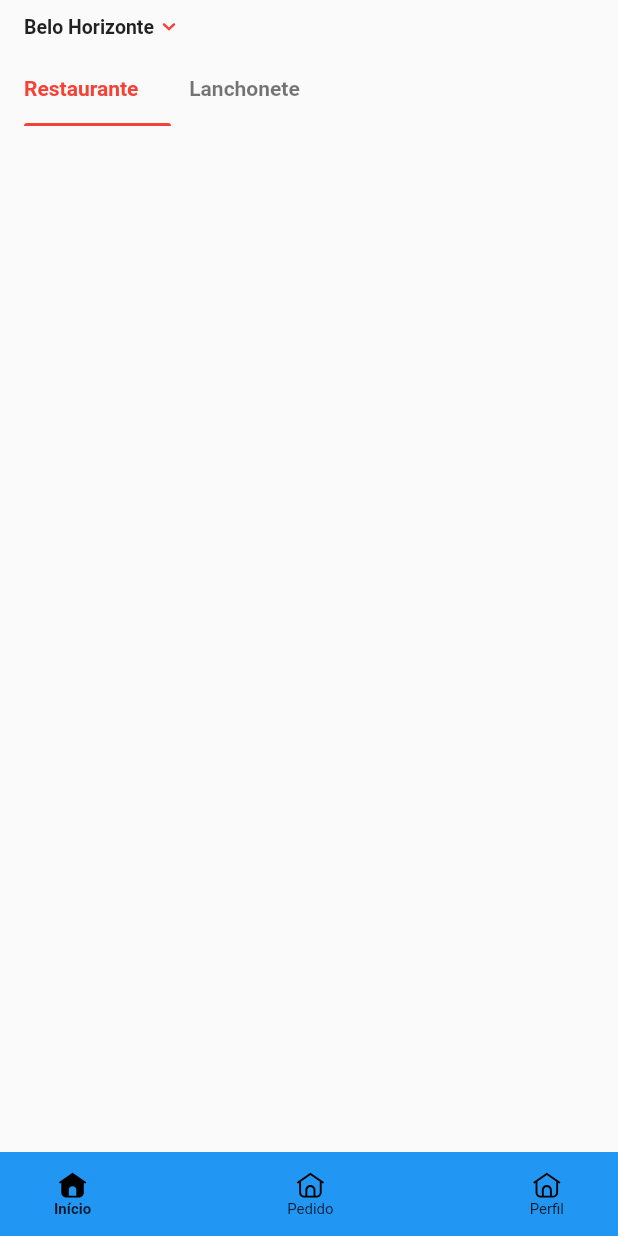
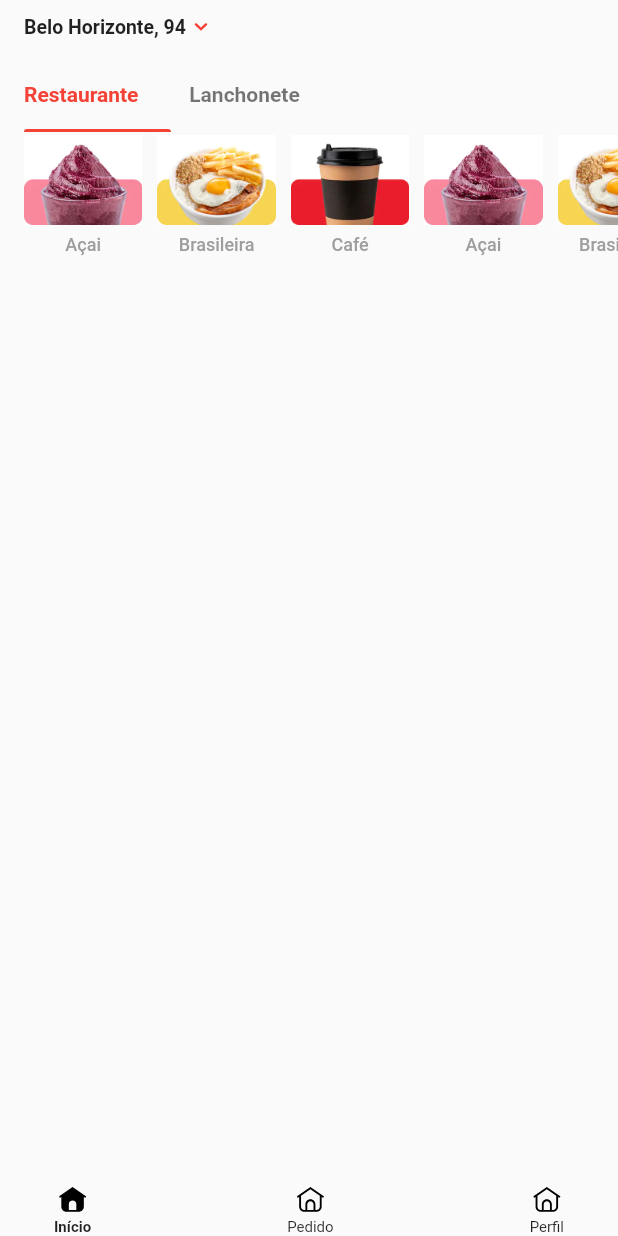
Before and after one commit to tuliotorres7/clone-Ifood, a Flutter app: the screen it shows after launch, on a phone screen of 412 x 824 dp. Run offline on Flutter 3.47's test engine with Material 2 defaults, Android fonts, the light colour scheme and no system bars; our stand-ins replace flutter_svg, tab_indicator_styler; Roboto replaces fonts that are missing (Nunito-Sans).

Commit message:
fix: video 3

```diff
--- /dev/null
+++ b/lib/controllers/conteudo_controller.dart
@@ -0,0 +1,15 @@
+import 'package:digi_ofertas/core/theme/app_imagens.dart';
+import 'package:digi_ofertas/models/categoria.dart';
+
+class ConteudoController {
+  List<Categoria> getCategorias() {
+    return [
+      Categoria(nome: 'Açai', imagem: AppImagens.acai),
+      Categoria(nome: 'Brasileira', imagem: AppImagens.brasileira),
+      Categoria(nome: 'Café', imagem: AppImagens.cafe),
+      Categoria(nome: 'Açai', imagem: AppImagens.acai),
+      Categoria(nome: 'Brasileira', imagem: AppImagens.brasileira),
+      Categoria(nome: 'Café', imagem: AppImagens.cafe),
+    ];
+  }
+}
--- a/lib/core/theme/app_cores.dart
+++ b/lib/core/theme/app_cores.dart
@@ -4,5 +4,6 @@ class AppCores {
   static const MaterialColor corPrimaria = Colors.red;
   static const Color black = Colors.black;
   static const Color black54 = Colors.black54;
+  static const Color grey = Colors.grey;
   static const Color white = Colors.white;
 }
--- /dev/null
+++ b/lib/core/theme/app_imagens.dart
@@ -0,0 +1,7 @@
+const String pathIcons = 'assets/imagens/';
+
+class AppImagens {
+  static const acai = '${pathIcons}categorias/acai.jpeg';
+  static const brasileira = '${pathIcons}categorias/brasileira.jpeg';
+  static const cafe = '${pathIcons}categorias/cafe.jpeg';
+}
--- a/lib/core/theme/app_tipografia.dart
+++ b/lib/core/theme/app_tipografia.dart
@@ -5,6 +5,10 @@ import 'app_cores.dart';
 class AppTipografia {
   static TextStyle? bodyText(BuildContext context) {
     return Theme.of(context).textTheme.bodyText1;
+  }
+
+  static TextStyle? small(BuildContext context) {
+    return Theme.of(context).textTheme.bodyText1?.copyWith(fontSize: 12);
   }
 
   static TextStyle? bodyTextBold(BuildContext context) {
--- /dev/null
+++ b/lib/models/categoria.dart
@@ -0,0 +1,54 @@
+import 'dart:convert';
+
+class Categoria {
+  final String nome;
+  final String imagem;
+  Categoria({
+    required this.nome,
+    required this.imagem,
+  });
+
+  Categoria copyWith({
+    String? nome,
+    String? imagem,
+  }) {
+    return Categoria(
+      nome: nome ?? this.nome,
+      imagem: imagem ?? this.imagem,
+    );
+  }
+
+  Map<String, dynamic> toMap() {
+    final result = <String, dynamic>{};
+
+    result.addAll({'nome': nome});
+    result.addAll({'imagem': imagem});
+
+    return result;
+  }
+
+  factory Categoria.fromMap(Map<String, dynamic> map) {
+    return Categoria(
+      nome: map['nome'] ?? '',
+      imagem: map['imagem'] ?? '',
+    );
+  }
+
+  String toJson() => json.encode(toMap());
+
+  factory Categoria.fromJson(String source) =>
+      Categoria.fromMap(json.decode(source));
+
+  @override
+  String toString() => 'Categoria(nome: $nome, imagem: $imagem)';
+
+  @override
+  bool operator ==(Object other) {
+    if (identical(this, other)) return true;
+
+    return other is Categoria && other.nome == nome && other.imagem == imagem;
+  }
+
+  @override
+  int get hashCode => nome.hashCode ^ imagem.hashCode;
+}
--- a/lib/views/content/componentes/botao_navigate_component.dart
+++ b/lib/views/content/componentes/botao_navigate_component.dart
@@ -16,7 +16,6 @@ class BotaoNavegacaoComponent extends StatelessWidget {
   @override
   Widget build(BuildContext context) {
     return Container(
-        decoration: BoxDecoration(color: Colors.blue),
         child: Column(
       children: [
         Padding(
@@ -31,7 +30,6 @@ class BotaoNavegacaoComponent extends StatelessWidget {
                 .toList(),
           ),
         ),
-            SizedBox(height: MediaQuery.of(context).padding.bottom)
       ],
     ));
   }
@@ -73,10 +71,10 @@ class BotaoNavegacaoItemComponent extends StatelessWidget {
     return GestureDetector(
         onTap: onTap,
         child: Padding(
-          padding: const EdgeInsets.all(12),
+          padding: const EdgeInsets.symmetric(horizontal: 12),
           child: Column(children: [
             AppIcon(isAtivo ? iconeAtivo : icone,
-                color: Colors.black, size: Size(20, 20)),
+                color: Colors.black, size: Size(20, 25)),
             Text(label,
                 style: TextStyle(
                     fontSize: 10,
--- /dev/null
+++ b/lib/views/content/componentes/item_categoria_component.dart
@@ -0,0 +1,32 @@
+import 'package:digi_ofertas/models/categoria.dart';
+import 'package:flutter/material.dart';
+
+import 'package:digi_ofertas/core/theme/app_cores.dart';
+import 'package:digi_ofertas/core/theme/app_imagens.dart';
+import 'package:digi_ofertas/core/theme/app_tipografia.dart';
+
+class ItemCategoriaComponent extends StatelessWidget {
+  final Categoria categoria;
+  const ItemCategoriaComponent({Key? key, required this.categoria})
+      : super(key: key);
+
+  @override
+  Widget build(BuildContext context) {
+    return Column(
+      mainAxisSize: MainAxisSize.min,
+      children: [
+        Image.asset(
+          categoria.imagem,
+          height: 60,
+        ),
+        Padding(
+          padding: EdgeInsets.only(top: 6),
+          child: Text(
+            categoria.nome,
+            style: AppTipografia.small(context)?.copyWith(color: AppCores.grey),
+          ),
+        )
+      ],
+    );
+  }
+}
--- a/lib/views/content/content_page.dart
+++ b/lib/views/content/content_page.dart
@@ -1,10 +1,10 @@
-import 'package:digi_ofertas/core/theme/app_cores.dart';
+import 'package:digi_ofertas/controllers/conteudo_controller.dart';
 import 'package:digi_ofertas/core/theme/app_icons.dart';
-import 'package:digi_ofertas/core/theme/app_tipografia.dart';
+import 'package:digi_ofertas/models/categoria.dart';
 import 'package:digi_ofertas/views/content/componentes/botao_navigate_component.dart';
 import 'package:digi_ofertas/views/content/componentes/conteudo_tab_bar_component.dart';
+import 'package:digi_ofertas/views/content/componentes/item_categoria_component.dart';
 import 'package:flutter/material.dart';
-import 'package:tab_indicator_styler/tab_indicator_styler.dart';
 
 import 'componentes/cabecalho_local_component.dart';
 
@@ -16,9 +16,13 @@ class ContentPage extends StatefulWidget {
 class _ContentPageState extends State<ContentPage>
     with SingleTickerProviderStateMixin {
   late TabController tabController;
+  final controller = ConteudoController();
+  late List<Categoria> categorias;
+
   @override
   void initState() {
     tabController = TabController(length: 2, vsync: this);
+    categorias = controller.getCategorias();
     super.initState();
   }
 
@@ -27,17 +31,48 @@ class _ContentPageState extends State<ContentPage>
   @override
   Widget build(BuildContext context) {
     return Scaffold(
-      body: Column(
-        children: [
+        body: SafeArea(
+      child: NestedScrollView(
+        physics: BouncingScrollPhysics(),
+        headerSliverBuilder: (context, innerBoxIsScrolled) {
+          return [
+            CabecalhoLocalComponent(localizacao: "Belo Horizonte, 94"),
+            ConteudoTabBarComponent(
+                controller: tabController, onTap: (index) {})
+          ];
+        },
+        body: Column(children: [
           Expanded(
-            child: Column(
-              children: [
-                CabecalhoLocalComponent(
-                  localizacao: "Belo Horizonte",
-                ),
-                ConteudoTabBarComponent(
-                    controller: tabController, onTap: (index) {})
-              ],
+            child: RefreshIndicator(
+              onRefresh: () async {
+                return await Future.value();
+              },
+              child: CustomScrollView(
+                physics: BouncingScrollPhysics(),
+                slivers: [
+                  SliverToBoxAdapter(
+                    child: SizedBox(
+                      height: 86,
+                      child: ListView.builder(
+                        itemCount: categorias.length,
+                        scrollDirection: Axis.horizontal,
+                        physics: BouncingScrollPhysics(),
+                        itemBuilder: (BuildContext context, int index) {
+                          return Padding(
+                            padding: EdgeInsets.only(
+                                left: index == 0 ? 16 : 0,
+                                right:
+                                    index == categorias.length - 1 ? 16 : 10),
+                            child: ItemCategoriaComponent(
+                              categoria: categorias[index],
+                            ),
+                          );
+                        },
+                      ),
+                    ),
+                  ),
+                ],
+              ),
             ),
           ),
           BotaoNavegacaoComponent(
@@ -61,8 +96,8 @@ class _ContentPageState extends State<ContentPage>
                     iconeAtivo: AppIcons.homeActive,
                     icone: AppIcons.home),
               ]),
-        ],
+        ]),
       ),
-    );
+    ));
   }
 }
--- a/pubspec.yaml
+++ b/pubspec.yaml
@@ -51,8 +51,8 @@ flutter:
     - "assets/icons/"
     - "assets/icons/botoes/"
     - "assets/icons/ordenacao/"
-    - "assets/images/"
-    # - "assets/images/categorias"
+    - "assets/imagens/"
+    - "assets/imagens/categorias/"
 
   fonts:
     - family: "Nunito Sans"
```
Also changed, not shown: lib/views/content/componentes/cabecalho_local_component.dart (+28 -8 lines), lib/views/content/componentes/conteudo_tab_bar_component.dart (+27 -0 lines), assets/imagens/banner1.jpeg (renamed from assets/images/banner1.jpeg), assets/imagens/banner2.jpeg (renamed from assets/images/banner2.jpeg), assets/imagens/banner3.jpeg (renamed from assets/images/banner3.jpeg), assets/imagens/banner4.jpeg (renamed from assets/images/banner4.jpeg), assets/imagens/categorias/acai.jpeg (renamed from assets/images/categorias/acai.jpg), assets/imagens/categorias/brasileira.jpeg (renamed from assets/images/categorias/brasileira.jpg), assets/imagens/categorias/cafe.jpeg (renamed from assets/images/categorias/cafe.jpg). Lines whose indentation alone changed are shown as unchanged.
